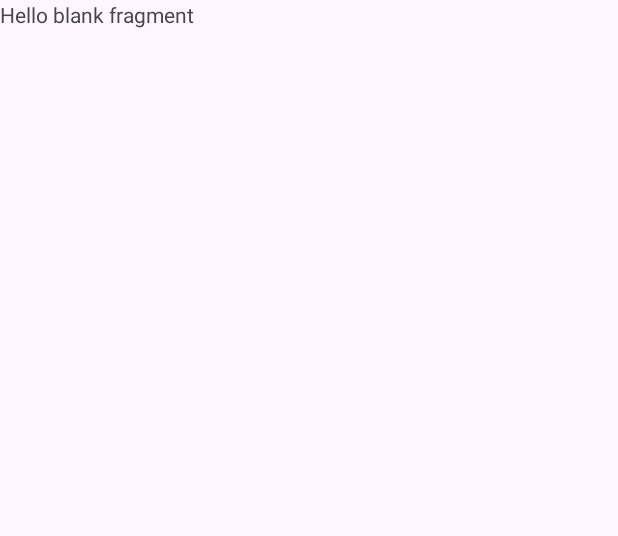
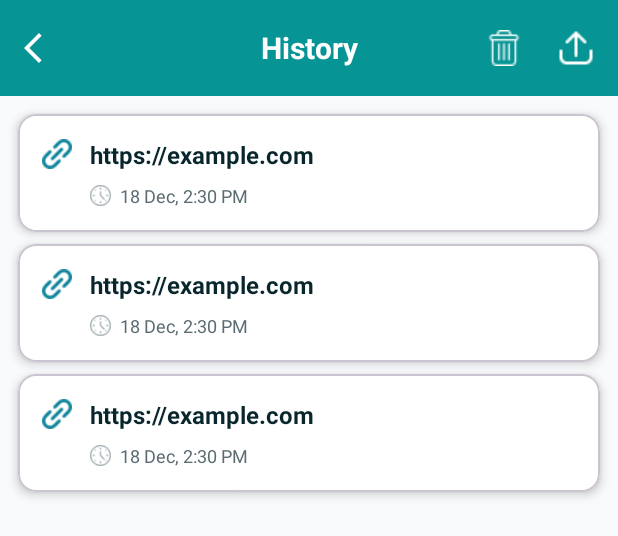
Before and after one commit to Am24an/URL-Browser, an Android app: the layout fragment_history.xml on its own in the app's theme, with its tools: preview values and no code run, on a phone screen of 412 x 824 dp. Shown: the top 536 px of the screen. Run offline under Robolectric (Android 15) with nearby library versions, the phone set to English and light mode, and no system bars.

```diff
--- a/app/src/main/res/layout/fragment_history.xml
+++ b/app/src/main/res/layout/fragment_history.xml
@@ -1,14 +1,112 @@
 <?xml version="1.0" encoding="utf-8"?>
-<FrameLayout xmlns:android="http://schemas.android.com/apk/res/android"
-    xmlns:tools="http://schemas.android.com/tools"
+<androidx.constraintlayout.widget.ConstraintLayout xmlns:android="http://schemas.android.com/apk/res/android"
+    xmlns:app="http://schemas.android.com/apk/res-auto"
     android:layout_width="match_parent"
     android:layout_height="match_parent"
-    tools:context=".ui.history.HistoryFragment">
+    xmlns:tools="http://schemas.android.com/tools"
+    android:background="@color/bgPrimary">
 
-    <!-- TODO: Update blank fragment layout -->
-    <TextView
+    <com.google.android.material.appbar.MaterialToolbar
+        android:id="@+id/toolbar"
         android:layout_width="match_parent"
-        android:layout_height="match_parent"
-        android:text="@string/hello_blank_fragment" />
+        android:layout_height="?attr/actionBarSize"
+        android:background="@color/tealDark"
+        android:elevation="4dp"
+        app:navigationIcon="@drawable/ic_back"
+        app:navigationIconTint="@color/white"
+        app:layout_constraintTop_toTopOf="parent">
 
-</FrameLayout>
+        <TextView
+            android:layout_width="wrap_content"
+            android:layout_height="wrap_content"
+            android:layout_gravity="center"
+            android:text="History"
+            android:textColor="@color/white"
+            android:textSize="20sp"
+            android:textStyle="bold"/>
+
+        <LinearLayout
+            android:layout_width="wrap_content"
+            android:layout_height="match_parent"
+            android:layout_gravity="end"
+            android:orientation="horizontal"
+            android:gravity="center_vertical"
+            android:paddingEnd="4dp">
+
+            <ImageView
+                android:id="@+id/ivClear"
+                android:layout_width="48dp"
+                android:layout_height="48dp"
+                android:src="@drawable/ic_delete"
+                android:padding="12dp"
+                android:contentDescription="Clear All"
+                app:tint="@color/white"
+                android:clickable="true"
+                android:focusable="true"
+                android:background="?attr/selectableItemBackgroundBorderless"/>
+
+            <ImageView
+                android:id="@+id/ivUpload"
+                android:layout_width="48dp"
+                android:layout_height="48dp"
+                android:src="@drawable/ic_upload"
+                android:padding="12dp"
+                android:contentDescription="Upload"
+                app:tint="@color/white"
+                android:clickable="true"
+                android:focusable="true"
+                android:background="?attr/selectableItemBackgroundBorderless"/>
+
+        </LinearLayout>
+
+    </com.google.android.material.appbar.MaterialToolbar>
+
+    <androidx.recyclerview.widget.RecyclerView
+        android:id="@+id/rvHistory"
+        android:layout_width="match_parent"
+        android:layout_height="0dp"
+        android:padding="12dp"
+        android:clipToPadding="false"
+        app:layoutManager="androidx.recyclerview.widget.LinearLayoutManager"
+        app:layout_constraintTop_toBottomOf="@id/toolbar"
+        app:layout_constraintBottom_toBottomOf="parent"
+        tools:listitem="@layout/item_history" />
+
+    <LinearLayout
+        android:id="@+id/layoutEmpty"
+        android:layout_width="wrap_content"
+        android:layout_height="wrap_content"
+        android:orientation="vertical"
+        android:gravity="center"
+        android:visibility="gone"
+        app:layout_constraintTop_toBottomOf="@id/toolbar"
+        app:layout_constraintBottom_toBottomOf="parent"
+        app:layout_constraintStart_toStartOf="parent"
+        app:layout_constraintEnd_toEndOf="parent">
+
+        <ImageView
+            android:layout_width="120dp"
+            android:layout_height="120dp"
+            android:src="@drawable/ic_history"
+            app:tint="@color/border"
+            android:contentDescription="No History"/>
+
+        <TextView
+            android:layout_width="wrap_content"
+            android:layout_height="wrap_content"
+            android:text="No browsing history"
+            android:textColor="@color/textSecondary"
+            android:textSize="16sp"
+            android:layout_marginTop="16dp"/>
+
+        <TextView
+            android:layout_width="wrap_content"
+            android:layout_height="wrap_content"
+            android:text="Start browsing to see history"
+            android:textColor="@color/textHint"
+            android:textSize="14sp"
+            android:layout_marginTop="4dp"/>
+
+    </LinearLayout>
+
+</androidx.constraintlayout.widget.ConstraintLayout>
--- /dev/null
+++ b/app/src/main/res/layout/item_history.xml
@@ -0,0 +1,74 @@
+<?xml version="1.0" encoding="utf-8"?>
+<com.google.android.material.card.MaterialCardView
+    xmlns:android="http://schemas.android.com/apk/res/android"
+    xmlns:app="http://schemas.android.com/apk/res-auto"
+    android:layout_width="match_parent"
+    android:layout_height="wrap_content"
+    android:layout_marginBottom="8dp"
+    app:cardCornerRadius="12dp"
+    app:cardElevation="4dp"
+    app:cardBackgroundColor="@color/surface">
+
+    <LinearLayout
+        android:layout_width="match_parent"
+        android:layout_height="wrap_content"
+        android:orientation="vertical"
+        android:padding="16dp">
+
+        <LinearLayout
+            android:layout_width="match_parent"
+            android:layout_height="wrap_content"
+            android:orientation="horizontal"
+            android:gravity="center_vertical">
+
+            <ImageView
+                android:layout_width="20dp"
+                android:layout_height="20dp"
+                android:src="@drawable/ic_link"
+                app:tint="@color/teal"
+                android:contentDescription="URL Icon"/>
+
+            <TextView
+                android:id="@+id/tvUrl"
+                android:layout_width="0dp"
+                android:layout_height="wrap_content"
+                android:layout_weight="1"
+                android:layout_marginStart="12dp"
+                android:text="https://example.com"
+                android:textColor="@color/textPrimary"
+                android:textSize="16sp"
+                android:textStyle="bold"
+                android:maxLines="2"
+                android:ellipsize="end"/>
+
+        </LinearLayout>
+
+        <LinearLayout
+            android:layout_width="match_parent"
+            android:layout_height="wrap_content"
+            android:orientation="horizontal"
+            android:gravity="center_vertical"
+            android:layout_marginTop="8dp"
+            android:layout_marginStart="32dp">
+
+            <ImageView
+                android:layout_width="14dp"
+                android:layout_height="14dp"
+                android:src="@drawable/ic_time"
+                app:tint="@color/textHint"
+                android:contentDescription="Time Icon"/>
+
+            <TextView
+                android:id="@+id/tvTimestamp"
+                android:layout_width="wrap_content"
+                android:layout_height="wrap_content"
+                android:layout_marginStart="6dp"
+                android:text="18 Dec, 2:30 PM"
+                android:textColor="@color/textSecondary"
+                android:textSize="12sp"/>
+
+        </LinearLayout>
+
+    </LinearLayout>
+
+</com.google.android.material.card.MaterialCardView>
```
Also changed, not shown: app/src/main/java/com/aman/urlbrowser/data/UrlRepository.kt (+21 -1 lines), app/src/main/java/com/aman/urlbrowser/data/local/UrlHistoryDao.kt (+21 -1 lines), app/src/main/java/com/aman/urlbrowser/data/local/UrlHistoryDatabase.kt (+27 -1 lines), app/src/main/java/com/aman/urlbrowser/data/local/UrlHistoryEntity.kt (+10 -2 lines), app/src/main/res/anim/slide_in_left.xml (added, +11 -0 lines), app/src/main/res/anim/slide_in_right.xml (added, +11 -0 lines), app/src/main/res/anim/slide_out_left.xml (added, +11 -0 lines), app/src/main/res/anim/slide_out_right.xml (added, +11 -0 lines), app/src/main/res/navigation/nav_graph.xml (+15 -7 lines), app/src/main/res/drawable/ic_delete.png (added), app/src/main/res/drawable/ic_time.png (added), app/src/main/res/drawable/ic_upload.png (added).
